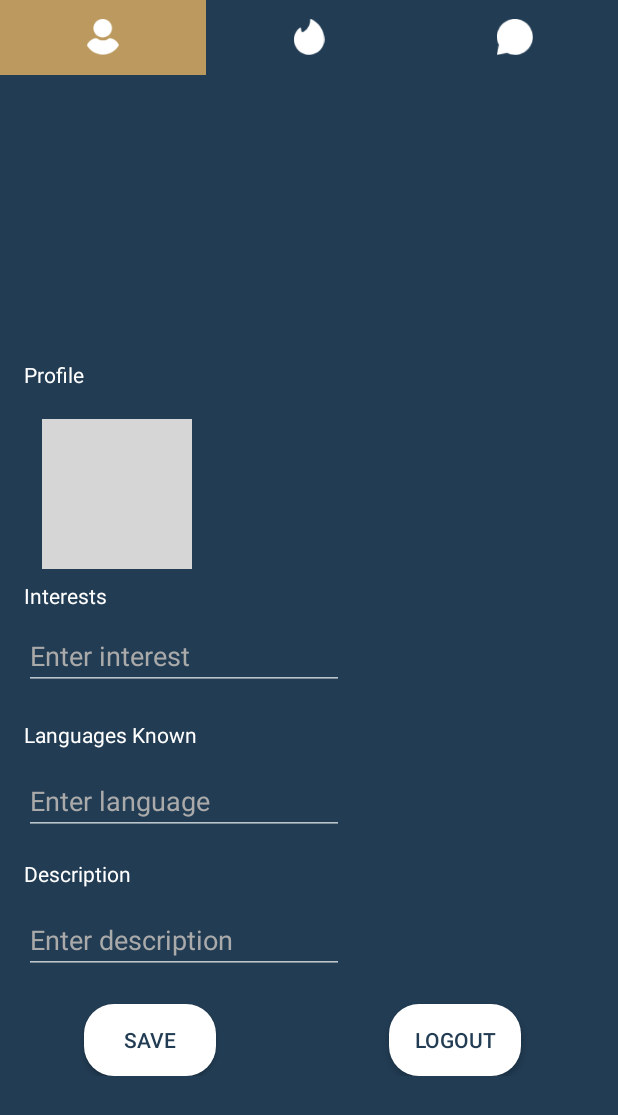
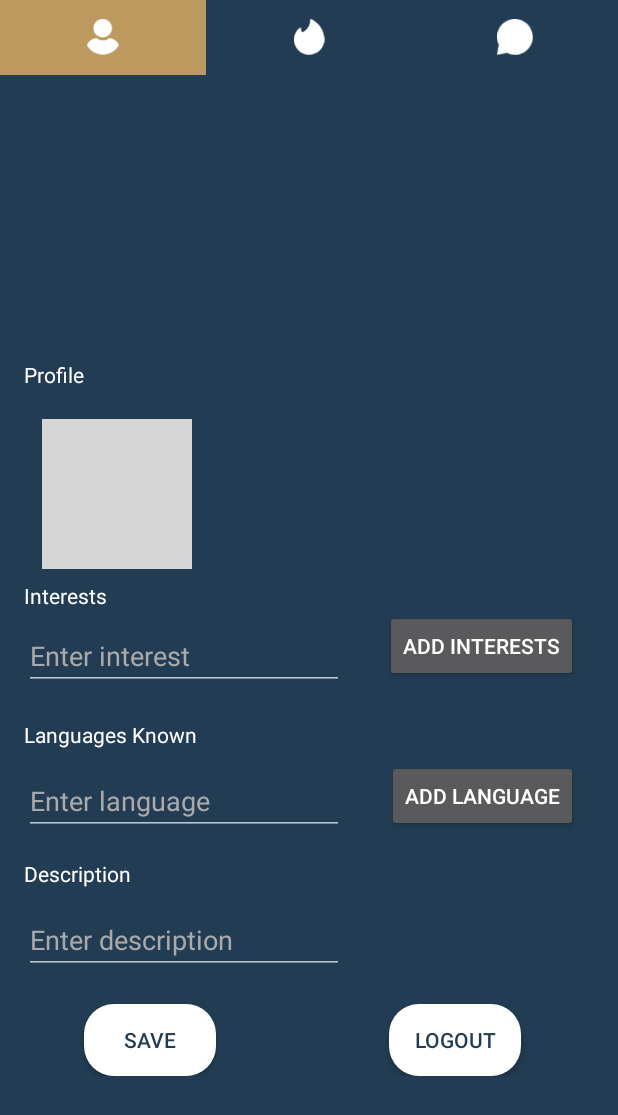
Before and after one commit to kautif/GoldDate, an Android app: the screen it shows after launch once a user with an empty profile is signed in (HomeActivity), after a tap on an icon or button, on a phone screen of 412 x 824 dp. Shown: the top 1115 px of the screen. Run offline under Robolectric (Android 15) with nearby library versions, the phone set to English and light mode, and no system bars; our stand-ins replace CircleImageView, Firebase (no records; nobody signed in at launch, a user with empty details on screens opened directly); libraries missing offline, so code that uses them is left out: com.mindorks.placeholderview; pictures from the network do not load; Roboto replaces fonts that are not available here; 1 statement that could not run was skipped; grey boxes are pictures that could not be loaded.

Commit message:
Interest and language validation. No spaces, numbers, or special characters

```diff
--- a/app/src/main/res/layout/fragment_profile.xml
+++ b/app/src/main/res/layout/fragment_profile.xml
@@ -186,6 +186,27 @@
                     app:layout_constraintHorizontal_bias="0.642"
                     app:layout_constraintStart_toEndOf="@+id/save_button"
                     app:layout_constraintTop_toBottomOf="@+id/profile_desc_editText" />
+
+                <Button
+                    android:id="@+id/add_interests_button"
+                    android:layout_width="wrap_content"
+                    android:layout_height="wrap_content"
+                    android:text="Add Interests"
+                    app:layout_constraintEnd_toEndOf="parent"
+                    app:layout_constraintStart_toEndOf="@+id/profile_interest_editText"
+                    app:layout_constraintTop_toBottomOf="@+id/textView4" />
+
+                <Button
+                    android:id="@+id/add_lang_button"
+                    android:layout_width="wrap_content"
+                    android:layout_height="wrap_content"
+                    android:layout_marginTop="52dp"
+                    android:text="Add Language"
+                    app:layout_constraintEnd_toEndOf="parent"
+                    app:layout_constraintHorizontal_bias="0.521"
+                    app:layout_constraintStart_toEndOf="@+id/profile_lang_editText"
+                    app:layout_constraintTop_toBottomOf="@+id/add_interests_button" />
+
             </androidx.constraintlayout.widget.ConstraintLayout>
         </ScrollView>
     </androidx.constraintlayout.widget.ConstraintLayout>
```
Also changed, not shown: app/src/main/java/com/example/golddate/fragments/ProfileFragment.java (+77 -8 lines).
